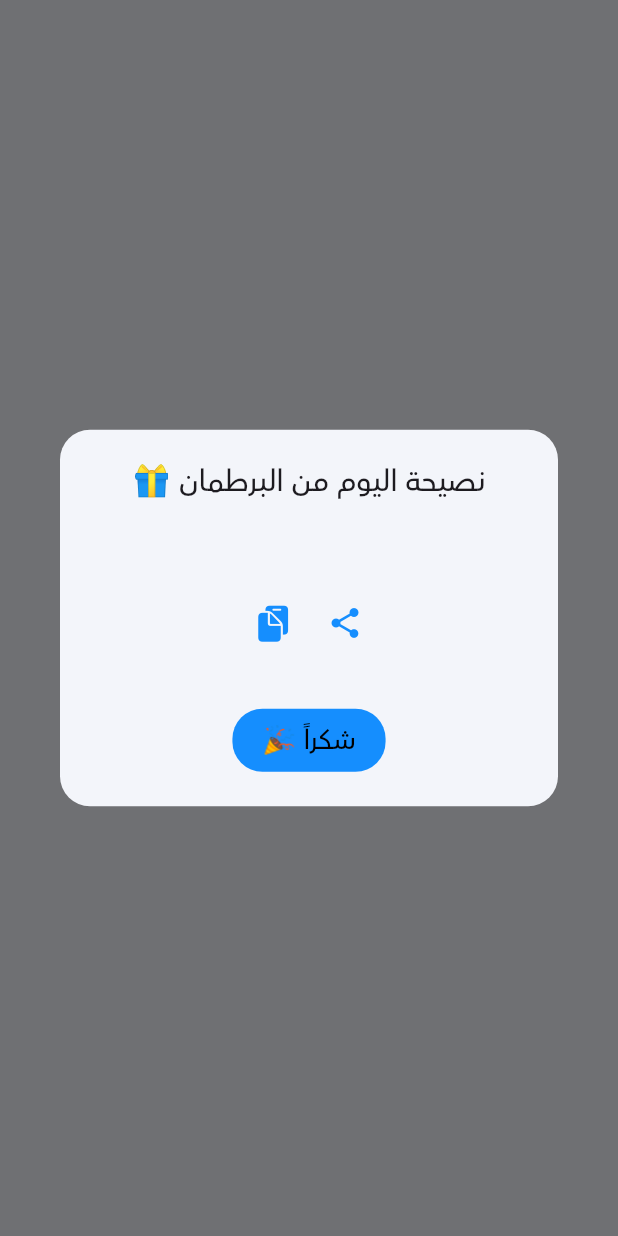
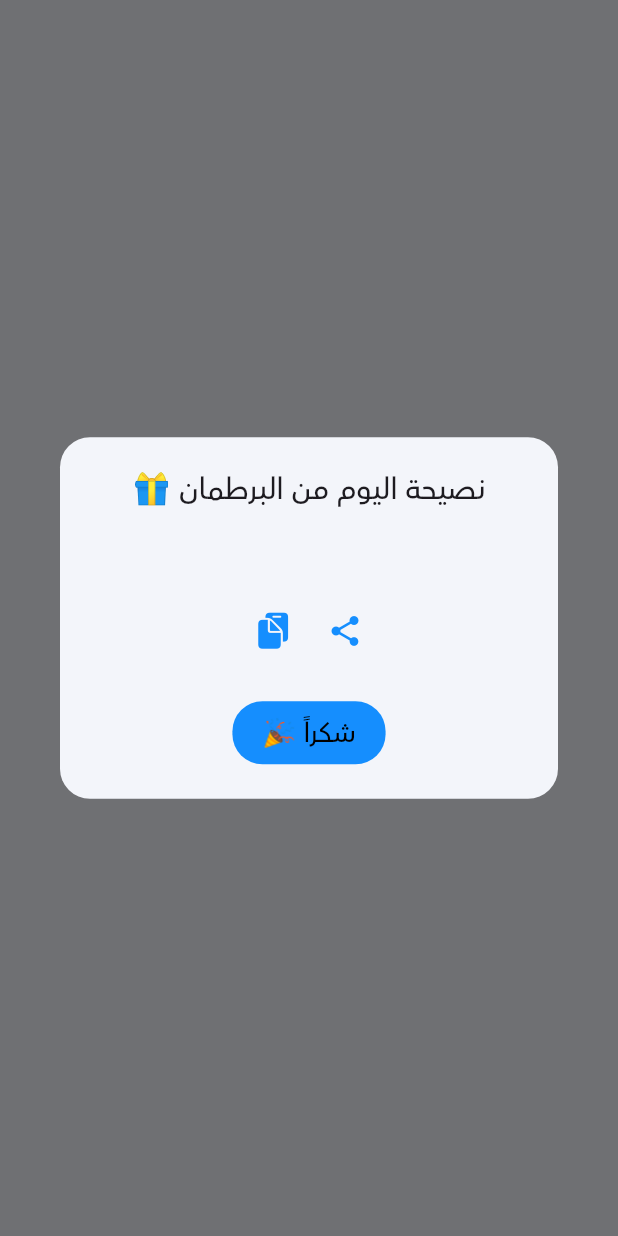
Before and after one commit to WalidFekry/Happiness-Jar, a Flutter app: what show() shows on an empty page, opened directly with empty values, on a phone screen of 412 x 824 dp. Run offline on Flutter 3.47's test engine with Material 3 defaults, Android fonts, the phone set to English and light mode, and no system bars; our stand-ins replace dio, easy_localization, firebase_core, firebase_messaging, get_it, iconly and 10 more; missing offline and left inert: app_settings, clipboard, dart:ffi; accounts and stored records are empty; network calls fail.

Commit message:
Update today_advice_dialog.dart

```diff
--- a/lib/view/screens/home/widgets/today_advice_dialog.dart
+++ b/lib/view/screens/home/widgets/today_advice_dialog.dart
@@ -47,7 +47,7 @@ class TodayAdviceDialog {
                         .iconTheme
                         .color,),),
                 ],),
-                const SizedBox(height: 30),
+                const SizedBox(height: 20),
                 TextButton(onPressed: () async {
                   await prefs.saveString(
                       SharedPrefsConstants.GET_TODAY_ADVICE_TIME,
```
